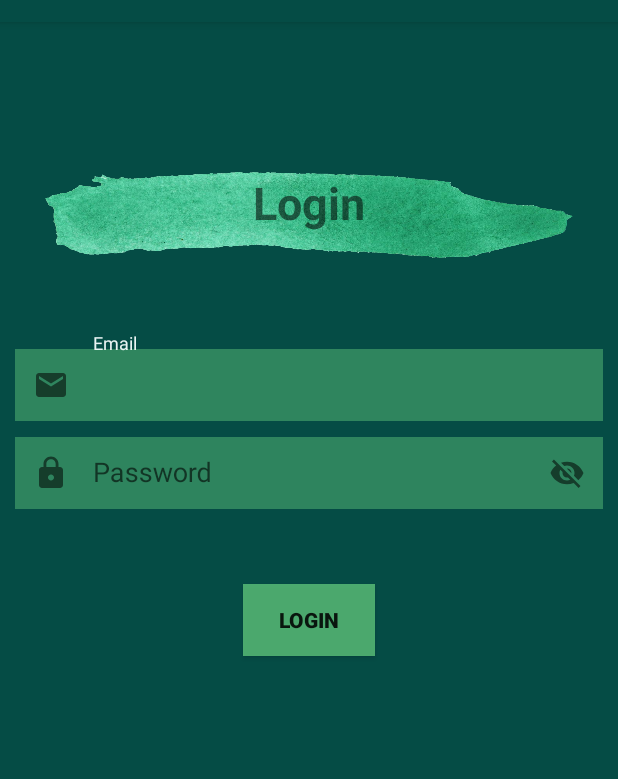
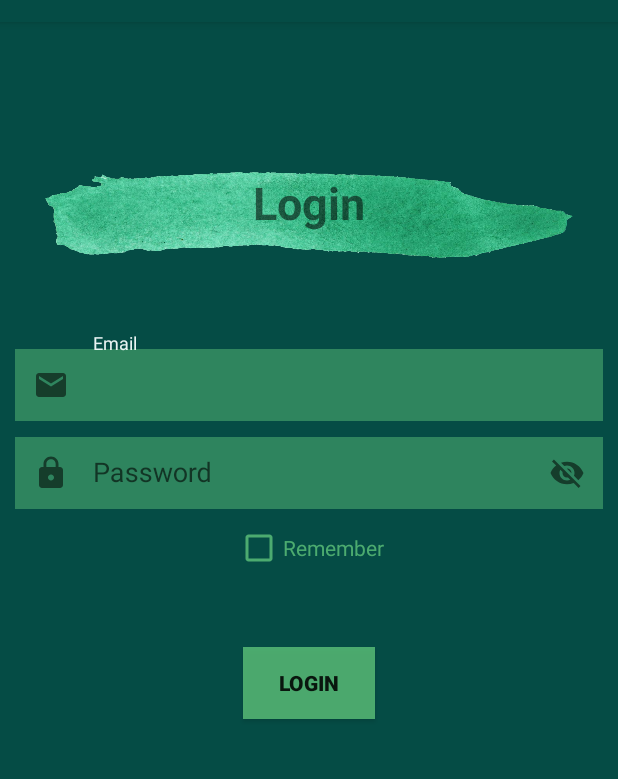
Before and after one commit to tddrrr/android-project-countries, an Android app: the screen it shows after launch (Login), after a tap on "LOG IN", on a phone screen of 412 x 824 dp, the part 62-841 px from its top. Run offline under Robolectric (Android 15) with nearby library versions, the phone set to English and light mode, and no system bars.

Commit message:
added shared preferences for login/logout

```diff
--- a/app/src/main/java/com/example/proiect_bd_tema/Login.java
+++ b/app/src/main/java/com/example/proiect_bd_tema/Login.java
@@ -3,28 +3,38 @@ package com.example.proiect_bd_tema;
 import androidx.appcompat.app.AppCompatActivity;
 
 import android.content.Intent;
+import android.content.SharedPreferences;
 import android.os.Bundle;
 import android.view.View;
 import android.widget.Button;
+import android.widget.CheckBox;
 import android.widget.Toast;
 
 import com.google.android.material.textfield.TextInputEditText;
 
 public class Login extends AppCompatActivity {
+    public static final String LOGIN_SHARED_PREF = "loginSharedPref";
+    public static final String LOGGED_IN = "loggedIN";
     private Button btnOk;
     private TextInputEditText tietEmail;
     private TextInputEditText tietPassword;
+    private CheckBox cbRemember;
+    private SharedPreferences preferences;
 
     private void initComp(){
         btnOk = findViewById(R.id.btn_login_ok);
         tietEmail = findViewById(R.id.login_email);
         tietPassword = findViewById(R.id.login_password);
+        cbRemember = findViewById(R.id.cb_remember);
+        cbRemember.isChecked();
+        //construire fisier de preferinte
+        preferences = getSharedPreferences(LOGIN_SHARED_PREF, MODE_PRIVATE);
+
         btnOk.setOnClickListener(new View.OnClickListener() {
             @Override
             public void onClick(View v) {
                 if (validateComponents()) {
-                    Intent intent = new Intent(getApplicationContext(), MainMenu.class);
-                    startActivity(intent);
+                    loginUser();
                 }
             }
         });
@@ -34,6 +44,17 @@ public class Login extends AppCompatActivity {
         super.onCreate(savedInstanceState);
         setContentView(R.layout.login);
         initComp();
+    }
+
+    private void loginUser() {
+        //salvarea in fisierul de preferinte
+        SharedPreferences.Editor editor = preferences.edit();
+        if (cbRemember.isChecked()) {
+            editor.putBoolean(LOGGED_IN, true);
+        }
+        editor.apply();
+        Intent intent = new Intent(getApplicationContext(), MainMenu.class);
+        startActivity(intent);
     }
 
     private boolean validateComponents() {
--- a/app/src/main/java/com/example/proiect_bd_tema/MainActivity.java
+++ b/app/src/main/java/com/example/proiect_bd_tema/MainActivity.java
@@ -24,6 +24,8 @@ public class MainActivity extends AppCompatActivity {
     private  Button btnCreateAccount;
     private List<User> users = new ArrayList<>();
     private ListView lvusers;
+    private SharedPreferences preferences;
+
     @Override
     protected void onCreate(Bundle savedInstanceState) {
         super.onCreate(savedInstanceState);
@@ -41,8 +43,9 @@ public class MainActivity extends AppCompatActivity {
 //       Log.v("countries_from_dc", countries.toString());
 //        writePreferences();
 //        readPreferences();
+        preferences = getSharedPreferences(Login.LOGIN_SHARED_PREF, MODE_PRIVATE);
         initComponent();
-
+        checkUserLoggedIn();
 
     }
     private void initComponent(){
@@ -64,22 +67,7 @@ public class MainActivity extends AppCompatActivity {
             }
         });
     }
-    private void writePreferences() {
-        SharedPreferences preferences = getSharedPreferences("prefs", Context.MODE_PRIVATE);
-        SharedPreferences.Editor editor = preferences.edit();
-        editor.putString("username", "Nume");
-        editor.putInt("intValue", 22);
-        editor.putInt("varsta", 45);
 
-        editor.commit();
-    }
-    private void readPreferences() {
-        SharedPreferences preferences = getSharedPreferences("prefs", Context.MODE_PRIVATE);
-        Log.v("read_string", preferences.getString("username", "N/A"));
-        Log.v("read_int", preferences.getInt("varsta", 0)+"");
-        Log.v("read_string", preferences.getString("dgs", "Not found"));
-
-    }
 
     @Override
     protected void onActivityResult(int requestCode,
@@ -109,4 +97,13 @@ public class MainActivity extends AppCompatActivity {
             }
         }
     }
+
+    private void checkUserLoggedIn() {
+        boolean rememberMe = preferences.getBoolean(Login.LOGGED_IN, false);
+        if (rememberMe) {
+            Intent intent = new Intent(getApplicationContext(), MainMenu.class);
+            finish();
+            startActivity(intent);
+        }
+    }
 }
--- /dev/null
+++ b/app/src/main/res/drawable/ic_baseline_lock_open_24.xml
@@ -0,0 +1,5 @@
+<vector android:height="24dp" android:tint="#FFFFFF"
+    android:viewportHeight="24" android:viewportWidth="24"
+    android:width="24dp" xmlns:android="http://schemas.android.com/apk/res/android">
+    <path android:fillColor="@android:color/white" android:pathData="M12,17c1.1,0 2,-0.9 2,-2s-0.9,-2 -2,-2 -2,0.9 -2,2 0.9,2 2,2zM18,8h-1L17,6c0,-2.76 -2.24,-5 -5,-5S7,3.24 7,6h1.9c0,-1.71 1.39,-3.1 3.1,-3.1 1.71,0 3.1,1.39 3.1,3.1v2L6,8c-1.1,0 -2,0.9 -2,2v10c0,1.1 0.9,2 2,2h12c1.1,0 2,-0.9 2,-2L20,10c0,-1.1 -0.9,-2 -2,-2zM18,20L6,20L6,10h12v10z"/>
+</vector>
--- a/app/src/main/res/layout/login.xml
+++ b/app/src/main/res/layout/login.xml
@@ -65,6 +65,26 @@
         app:layout_constraintStart_toStartOf="parent"
         app:layout_constraintTop_toTopOf="parent" />
 
+    <CheckBox
+        android:id="@+id/cb_remember"
+        android:layout_width="wrap_content"
+        android:layout_height="wrap_content"
+        android:layout_marginStart="10dp"
+        android:layout_marginTop="10dp"
+        android:layout_marginEnd="10dp"
+        android:textAlignment="center"
+        android:gravity="center"
+        app:layout_constraintTop_toBottomOf="@id/login_til_password"
+        app:layout_constraintBottom_toTopOf="@id/btn_login_ok"
+        app:layout_constraintEnd_toEndOf="parent"
+        app:layout_constraintStart_toStartOf="parent"
+        android:textColor="@color/backColor"
+        android:buttonTint="@color/backColor"
+        android:checked="false"
+        android:text="@string/remember_me"
+    />
+
+
     <Button
         android:id="@+id/btn_login_ok"
         android:layout_width="wrap_content"
@@ -76,6 +96,7 @@
         android:textStyle="bold"
         app:layout_constraintEnd_toEndOf="parent"
         app:layout_constraintStart_toStartOf="parent"
-        app:layout_constraintTop_toBottomOf="@+id/login_til_password" />
+        app:layout_constraintTop_toBottomOf="@id/cb_remember"
+         />
 
 </androidx.constraintlayout.widget.ConstraintLayout>
--- a/app/src/main/res/menu/activity_main_drawer.xml
+++ b/app/src/main/res/menu/activity_main_drawer.xml
@@ -22,5 +22,10 @@
             android:id="@+id/main_nav_score"
             android:icon="@drawable/ic_baseline_score_24"
             android:title="@string/menu_scor" />
+        <item
+            android:id="@+id/main_nav_logout"
+            android:icon="@drawable/ic_baseline_lock_24"
+            android:title="Logout"
+            />
     </group>
 </menu>
--- a/app/src/main/res/values/strings.xml
+++ b/app/src/main/res/values/strings.xml
@@ -34,4 +34,5 @@
     <string name="lv_row_default_value">-</string>
     <string name="enter_credentials">Enter your credentials</string>
     <string name="invalid_email">Your email is invalid</string>
+    <string name="remember_me">Remember</string>
 </resources>
```
Also changed, not shown: app/src/main/java/com/example/proiect_bd_tema/MainMenu.java (+12 -2 lines).
